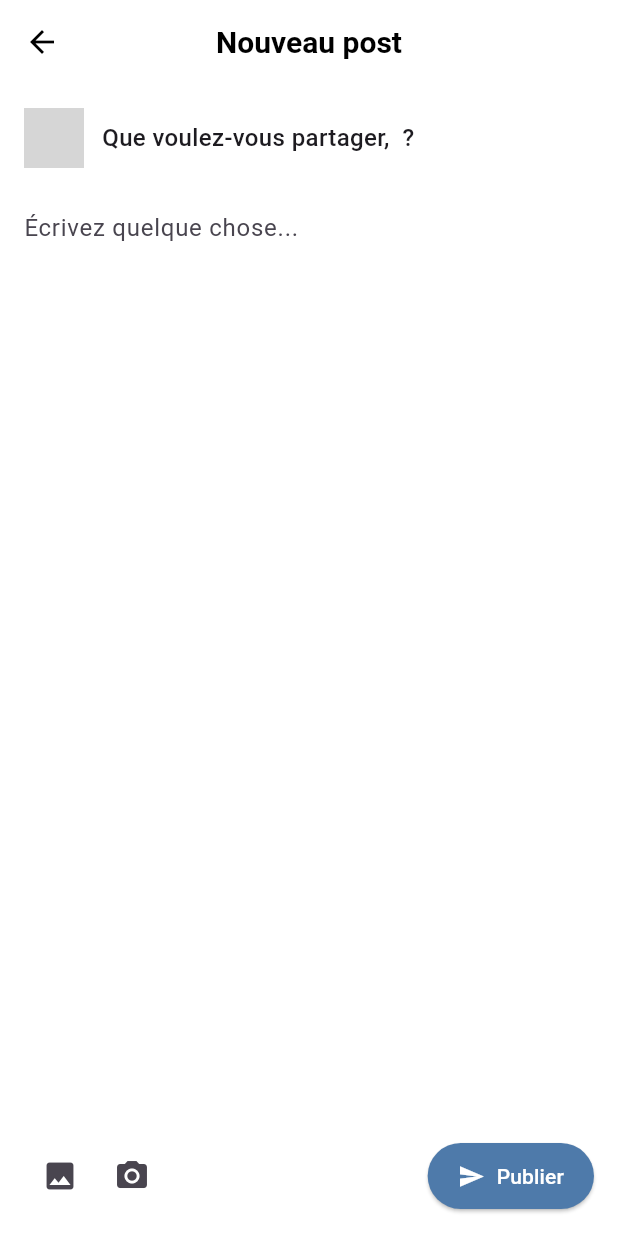
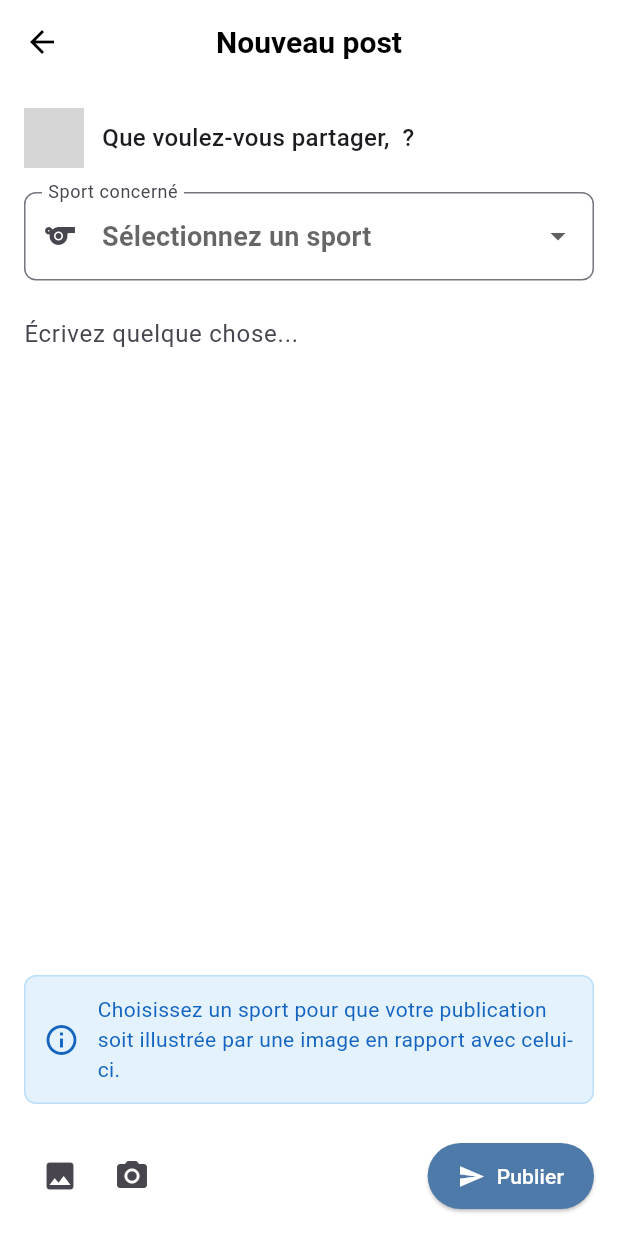
Before and after one commit to MartinBouvet/PPE, a Flutter app: the CreatePostScreen screen opened directly, on a phone screen of 412 x 824 dp. Run offline on Flutter 3.47's test engine with Material 3 defaults, Android fonts, the phone set to English and light mode, and no system bars; our stand-ins replace cached_network_image, flutter_dotenv, font_awesome_flutter, go_router, image_picker, shared_preferences and 2 more; accounts and stored records are empty; network calls fail; grey boxes are pictures that could not be loaded.

Commit message:
post termine

```diff
--- a/lib/repositories/post_repository.dart
+++ b/lib/repositories/post_repository.dart
@@ -92,7 +92,7 @@ class PostRepository {
   final _supabase = SupabaseConfig.client;
   static final _uuid = Uuid();
 
-  // Stockage local des posts pour les démonstrations
+  // Stockage local des posts pour les démonstrations avec des images sportives
   static final List<PostModel> _localPosts = [
     PostModel(
       id: '1',
@@ -100,7 +100,7 @@ class PostRepository {
       content:
           'Je recherche des partenaires pour jouer au tennis ce weekend au club du 15ème. Qui est partant ?',
       imageUrl:
-          'https://images.pexels.com/photos/5730758/pexels-photo-5730758.jpeg',
+          'https://images.pexels.com/photos/8224716/pexels-photo-8224716.jpeg?auto=compress&cs=tinysrgb&w=1260&h=750&dpr=1',
       createdAt: DateTime.now().subtract(const Duration(days: 2)),
       status: 'published',
     ),
@@ -110,7 +110,7 @@ class PostRepository {
       content:
           'Superbe session de course à pied ce matin ! 10km en 42 minutes, nouveau record personnel 🏃‍♂️',
       imageUrl:
-          'https://images.pexels.com/photos/5067188/pexels-photo-5067188.jpeg',
+          'https://images.pexels.com/photos/2526878/pexels-photo-2526878.jpeg?auto=compress&cs=tinysrgb&w=1260&h=750&dpr=1',
       createdAt: DateTime.now().subtract(const Duration(hours: 8)),
       status: 'published',
     ),
@@ -120,7 +120,7 @@ class PostRepository {
       content:
           'Cours de yoga en plein air demain à 10h au parc Montsouris. Places limitées, envoyez-moi un message si vous êtes intéressés.',
       imageUrl:
-          'https://images.pexels.com/photos/8436661/pexels-photo-8436661.jpeg',
+          'https://images.pexels.com/photos/4056723/pexels-photo-4056723.jpeg?auto=compress&cs=tinysrgb&w=1260&h=750&dpr=1',
       createdAt: DateTime.now().subtract(const Duration(hours: 2)),
       status: 'published',
     ),
@@ -164,6 +164,101 @@ class PostRepository {
       ),
     ],
   };
+
+  // Images par sport pour les posts
+  final Map<String, List<String>> _sportImages = {
+    'tennis': [
+      'https://images.pexels.com/photos/8224716/pexels-photo-8224716.jpeg?auto=compress&cs=tinysrgb&w=1260&h=750&dpr=1',
+      'https://images.pexels.com/photos/2304369/pexels-photo-2304369.jpeg?auto=compress&cs=tinysrgb&w=1260&h=750&dpr=1',
+      'https://images.pexels.com/photos/8985506/pexels-photo-8985506.jpeg?auto=compress&cs=tinysrgb&w=1260&h=750&dpr=1',
+    ],
+    'running': [
+      'https://images.pexels.com/photos/2526878/pexels-photo-2526878.jpeg?auto=compress&cs=tinysrgb&w=1260&h=750&dpr=1',
+      'https://images.pexels.com/photos/7188638/pexels-photo-7188638.jpeg?auto=compress&cs=tinysrgb&w=1260&h=750&dpr=1',
+      'https://images.pexels.com/photos/6552557/pexels-photo-6552557.jpeg?auto=compress&cs=tinysrgb&w=1260&h=750&dpr=1',
+    ],
+    'yoga': [
+      'https://images.pexels.com/photos/4056723/pexels-photo-4056723.jpeg?auto=compress&cs=tinysrgb&w=1260&h=750&dpr=1',
+      'https://images.pexels.com/photos/3823039/pexels-photo-3823039.jpeg?auto=compress&cs=tinysrgb&w=1260&h=750&dpr=1',
+      'https://images.pexels.com/photos/775417/pexels-photo-775417.jpeg?auto=compress&cs=tinysrgb&w=1260&h=750&dpr=1',
+    ],
+    'basketball': [
+      'https://images.pexels.com/photos/1080882/pexels-photo-1080882.jpeg?auto=compress&cs=tinysrgb&w=1260&h=750&dpr=1',
+      'https://images.pexels.com/photos/2820902/pexels-photo-2820902.jpeg?auto=compress&cs=tinysrgb&w=1260&h=750&dpr=1',
+      'https://images.pexels.com/photos/2362255/pexels-photo-2362255.jpeg?auto=compress&cs=tinysrgb&w=1260&h=750&dpr=1',
+    ],
+    'football': [
+      'https://images.pexels.com/photos/3148452/pexels-photo-3148452.jpeg?auto=compress&cs=tinysrgb&w=1260&h=750&dpr=1',
+      'https://images.pexels.com/photos/918798/pexels-photo-918798.jpeg?auto=compress&cs=tinysrgb&w=1260&h=750&dpr=1',
+      'https://images.pexels.com/photos/47730/the-ball-stadion-football-the-pitch-47730.jpeg?auto=compress&cs=tinysrgb&w=1260&h=750&dpr=1',
+    ],
+    'swimming': [
+      'https://images.pexels.com/photos/260598/pexels-photo-260598.jpeg?auto=compress&cs=tinysrgb&w=1260&h=750&dpr=1',
+      'https://images.pexels.com/photos/61225/pexels-photo-61225.jpeg?auto=compress&cs=tinysrgb&w=1260&h=750&dpr=1',
+      'https://images.pexels.com/photos/73760/swimming-swimmer-female-race-73760.jpeg?auto=compress&cs=tinysrgb&w=1260&h=750&dpr=1',
+    ],
+    'boxing': [
+      'https://images.pexels.com/photos/4804077/pexels-photo-4804077.jpeg?auto=compress&cs=tinysrgb&w=1260&h=750&dpr=1',
+      'https://images.pexels.com/photos/9568970/pexels-photo-9568970.jpeg?auto=compress&cs=tinysrgb&w=1260&h=750&dpr=1',
+      'https://images.pexels.com/photos/4761779/pexels-photo-4761779.jpeg?auto=compress&cs=tinysrgb&w=1260&h=750&dpr=1',
+    ],
+    'fitness': [
+      'https://images.pexels.com/photos/1552242/pexels-photo-1552242.jpeg?auto=compress&cs=tinysrgb&w=1260&h=750&dpr=1',
+      'https://images.pexels.com/photos/38630/bodybuilder-weight-training-stress-38630.jpeg?auto=compress&cs=tinysrgb&w=1260&h=750&dpr=1',
+      'https://images.pexels.com/photos/2468339/pexels-photo-2468339.jpeg?auto=compress&cs=tinysrgb&w=1260&h=750&dpr=1',
+    ],
+    'climbing': [
+      'https://images.pexels.com/photos/8329499/pexels-photo-8329499.jpeg?auto=compress&cs=tinysrgb&w=1260&h=750&dpr=1',
+      'https://images.pexels.com/photos/7291709/pexels-photo-7291709.jpeg?auto=compress&cs=tinysrgb&w=1260&h=750&dpr=1',
+      'https://images.pexels.com/photos/1822458/pexels-photo-1822458.jpeg?auto=compress&cs=tinysrgb&w=1260&h=750&dpr=1',
+    ],
+    'cycling': [
+      'https://images.pexels.com/photos/5077067/pexels-photo-5077067.jpeg?auto=compress&cs=tinysrgb&w=1260&h=750&dpr=1',
+      'https://images.pexels.com/photos/5462562/pexels-photo-5462562.jpeg?auto=compress&cs=tinysrgb&w=1260&h=750&dpr=1',
+      'https://images.pexels.com/photos/163491/bike-mountain-mountain-biking-trail-163491.jpeg?auto=compress&cs=tinysrgb&w=1260&h=750&dpr=1',
+    ],
+    'default': [
+      'https://images.pexels.com/photos/3621104/pexels-photo-3621104.jpeg?auto=compress&cs=tinysrgb&w=1260&h=750&dpr=1',
+      'https://images.pexels.com/photos/3927385/pexels-photo-3927385.jpeg?auto=compress&cs=tinysrgb&w=1260&h=750&dpr=1',
+      'https://images.pexels.com/photos/260409/pexels-photo-260409.jpeg?auto=compress&cs=tinysrgb&w=1260&h=750&dpr=1',
+    ],
+  };
+
+  String _getRandomSportImage(String? sportKeyword) {
+    String sportType = 'default';
+
+    if (sportKeyword != null) {
+      final sportText = sportKeyword.toLowerCase();
+
+      if (sportText.contains('tennis')) {
+        sportType = 'tennis';
+      } else if (sportText.contains('basket') || sportText.contains('ball')) {
+        sportType = 'basketball';
+      } else if (sportText.contains('foot') || sportText.contains('soccer')) {
+        sportType = 'football';
+      } else if (sportText.contains('run') || sportText.contains('cours')) {
+        sportType = 'running';
+      } else if (sportText.contains('yoga')) {
+        sportType = 'yoga';
+      } else if (sportText.contains('box') || sportText.contains('ring')) {
+        sportType = 'boxing';
+      } else if (sportText.contains('climb') ||
+          sportText.contains('escalade')) {
+        sportType = 'climbing';
+      } else if (sportText.contains('swim') || sportText.contains('nage')) {
+        sportType = 'swimming';
+      } else if (sportText.contains('fitness') || sportText.contains('gym')) {
+        sportType = 'fitness';
+      } else if (sportText.contains('velo') ||
+          sportText.contains('cycling') ||
+          sportText.contains('bike')) {
+        sportType = 'cycling';
+      }
+    }
+
+    final sportImagesList = _sportImages[sportType] ?? _sportImages['default']!;
+    return sportImagesList[DateTime.now().microsecond % sportImagesList.length];
+  }
 
   Future<List<PostModel>> getPosts({
     String? userId,
@@ -254,13 +349,16 @@ class PostRepository {
         debugPrint('Erreur Supabase, création en local: $e');
       }
 
+      // Sélectionner une image en rapport avec le contenu sportif
+      final sportImage = _getRandomSportImage(content);
+
       // Créer le post localement
       final now = DateTime.now();
       final newPost = PostModel(
         id: _uuid.v4(),
         userId: userId,
         content: content,
-        imageUrl: imageUrl,
+        imageUrl: sportImage,
         createdAt: now,
         status: 'published',
       );
@@ -273,12 +371,13 @@ class PostRepository {
 
       // Même en cas d'erreur, créer un post local pour la démo
       try {
+        final sportImage = _getRandomSportImage(content);
         final now = DateTime.now();
         final newPost = PostModel(
           id: _uuid.v4(),
           userId: userId,
           content: content,
-          imageUrl: imageUrl,
+          imageUrl: sportImage,
           createdAt: now,
           status: 'published',
         );
@@ -322,11 +421,19 @@ class PostRepository {
           .indexWhere((post) => post.id == postId && post.userId == userId);
       if (index != -1) {
         final oldPost = _localPosts[index];
+
+        // Si le contenu est modifié et qu'il n'y a pas d'image spécifiée,
+        // on peut choisir une nouvelle image en rapport avec le contenu
+        String? newImageUrl = imageUrl;
+        if (content != null && imageUrl == null) {
+          newImageUrl = _getRandomSportImage(content);
+        }
+
         _localPosts[index] = PostModel(
           id: oldPost.id,
           userId: oldPost.userId,
           content: content ?? oldPost.content,
-          imageUrl: imageUrl ?? oldPost.imageUrl,
+          imageUrl: newImageUrl ?? oldPost.imageUrl,
           createdAt: oldPost.createdAt,
           status: oldPost.status,
         );
--- a/lib/views/social/create_post_screen.dart
+++ b/lib/views/social/create_post_screen.dart
@@ -23,76 +23,26 @@ class _CreatePostScreenState extends State<CreatePostScreen> {
   bool _isLoading = true;
   bool _isSaving = false;
   String? _errorMessage;
+  String? _selectedSport;
+
+  final List<String> _sportOptions = [
+    'Tennis',
+    'Basketball',
+    'Football',
+    'Running',
+    'Yoga',
+    'Natation',
+    'Fitness',
+    'Escalade',
+    'Cyclisme',
+    'Boxe',
+    'Autre'
+  ];
 
   @override
   void initState() {
     super.initState();
     _loadData();
-  }
-
-  @override
-  void dispose() {
-    _contentController.dispose();
-    super.dispose();
-  }
-
-  Future<void> _loadData() async {
-    setState(() {
-      _isLoading = true;
-      _errorMessage = null;
-    });
-
-    try {
-      final user = await _authRepository.getCurrentUser();
-
-      if (user != null) {
-        setState(() {
-          _currentUser = user;
-          _isLoading = false;
-        });
-      } else {
-        if (mounted) {
-          ScaffoldMessenger.of(context).showSnackBar(
-            const SnackBar(
-                content: Text('Vous devez être connecté pour créer un post')),
-          );
-          Navigator.pop(context);
-        }
-      }
-    } catch (e) {
-      if (mounted) {
-        setState(() {
-          _errorMessage = 'Erreur: ${e.toString()}';
-          _isLoading = false;
-        });
-      }
-    }
-  }
-
-  Future<void> _pickImage() async {
-    try {
-      final picker = ImagePicker();
-      final pickedFile = await picker.pickImage(
-        source: ImageSource.gallery,
-        maxWidth: 1200,
-        maxHeight: 1200,
-        imageQuality: 80,
-      );
-
-      if (pickedFile == null) return;
-
-      setState(() {
-        _selectedImage = File(pickedFile.path);
-      });
-    } catch (e) {
-      if (mounted) {
-        ScaffoldMessenger.of(context).showSnackBar(
-          SnackBar(
-              content: Text(
-                  'Erreur lors de la sélection de l\'image: ${e.toString()}')),
-        );
-      }
-    }
   }
 
   Future<void> _submitPost() async {
@@ -113,33 +63,28 @@ class _CreatePostScreenState extends State<CreatePostScreen> {
     try {
       String? imageUrl;
       if (_selectedImage != null) {
-        // En mode démonstration, utiliser une image aléatoire de Pexels
-        // au lieu d'essayer de télécharger l'image réelle
-        final List<String> demoImages = [
-          'https://images.pexels.com/photos/1080882/pexels-photo-1080882.jpeg',
-          'https://images.pexels.com/photos/6551144/pexels-photo-6551144.jpeg',
-          'https://images.pexels.com/photos/2468339/pexels-photo-2468339.jpeg',
-          'https://images.pexels.com/photos/2827400/pexels-photo-2827400.jpeg',
-          'https://images.pexels.com/photos/13922643/pexels-photo-13922643.jpeg',
-        ];
-
-        // Sélectionner une image aléatoire de la liste
-        imageUrl = demoImages[DateTime.now().microsecond % demoImages.length];
-
-        debugPrint('Image factice utilisée: $imageUrl');
+        // En mode démonstration, l'image sera gérée par le repository qui choisira
+        // une image sportive appropriée basée sur le contenu et le sport sélectionné
+        imageUrl = null; // Le repository s'en charge
       }
 
-      // Créer le post avec le contenu et l'URL de l'image
-      final content = _contentController.text.trim().isNotEmpty
-          ? _contentController.text.trim()
-          : null;
+      // Ajouter le sport sélectionné au contenu du post pour permettre au repository
+      // de choisir une image appropriée
+      String content = _contentController.text.trim();
+      if (_selectedSport != null && _selectedSport != 'Autre') {
+        if (content.isNotEmpty) {
+          content += "\n\n#$_selectedSport";
+        } else {
+          content = "#$_selectedSport";
+        }
+      }
 
       debugPrint(
-          'Création du post: userId=${_currentUser!.id}, content=$content, imageUrl=$imageUrl');
+          'Création du post: userId=${_currentUser!.id}, content=$content');
 
       final post = await _postRepository.createPost(
         userId: _currentUser!.id,
-        content: content,
+        content: content.isEmpty ? null : content,
         imageUrl: imageUrl,
       );
 
@@ -254,6 +199,35 @@ class _CreatePostScreenState extends State<CreatePostScreen> {
               ),
             ),
 
+            // Sélecteur de sport
+            Padding(
+              padding: const EdgeInsets.symmetric(horizontal: 16.0),
+              child: DropdownButtonFormField<String>(
+                decoration: InputDecoration(
+                  labelText: 'Sport concerné',
+                  border: OutlineInputBorder(
+                    borderRadius: BorderRadius.circular(8),
+                  ),
+                  prefixIcon: const Icon(Icons.sports),
+                ),
+                value: _selectedSport,
+                hint: const Text('Sélectionnez un sport'),
+                items: _sportOptions.map((String sport) {
+                  return DropdownMenuItem<String>(
+                    value: sport,
+                    child: Text(sport),
+                  );
+                }).toList(),
+                onChanged: (String? value) {
+                  setState(() {
+                    _selectedSport = value;
+                  });
+                },
+              ),
+            ),
+
+            const SizedBox(height: 12),
+
             // Zone de texte
             Expanded(
               child: Padding(
@@ -311,6 +285,34 @@ class _CreatePostScreenState extends State<CreatePostScreen> {
                 ],
               ),
 
+            // Information sur les photos
+            if (_selectedImage == null)
+              Padding(
+                padding:
+                    const EdgeInsets.symmetric(horizontal: 16.0, vertical: 8.0),
+                child: Container(
+                  padding: const EdgeInsets.all(12),
+                  decoration: BoxDecoration(
+                    color: Colors.blue.shade50,
+                    borderRadius: BorderRadius.circular(8),
+                    border: Border.all(color: Colors.blue.shade100),
+                  ),
+                  child: Row(
+                    children: [
+                      Icon(Icons.info_outline, color: Colors.blue.shade800),
+                      const SizedBox(width: 12),
+                      Expanded(
+                        child: Text(
+                          "Choisissez un sport pour que votre publication soit illustrée par une image en rapport avec celui-ci.",
+                          style: TextStyle(
+                              color: Colors.blue.shade800, fontSize: 14),
+                        ),
+                      ),
+                    ],
+                  ),
+                ),
+              ),
+
             // Barre d'actions
             Padding(
               padding: const EdgeInsets.all(16),
@@ -357,4 +359,69 @@ class _CreatePostScreenState extends State<CreatePostScreen> {
       ),
     );
   }
+
+  @override
+  void dispose() {
+    _contentController.dispose();
+    super.dispose();
+  }
+
+  Future<void> _loadData() async {
+    setState(() {
+      _isLoading = true;
+      _errorMessage = null;
+    });
+
+    try {
+      final user = await _authRepository.getCurrentUser();
+
+      if (user != null) {
+        setState(() {
+          _currentUser = user;
+          _isLoading = false;
+        });
+      } else {
+        if (mounted) {
+          ScaffoldMessenger.of(context).showSnackBar(
+            const SnackBar(
+                content: Text('Vous devez être connecté pour créer un post')),
+          );
+          Navigator.pop(context);
+        }
+      }
+    } catch (e) {
+      if (mounted) {
+        setState(() {
+          _errorMessage = 'Erreur: ${e.toString()}';
+          _isLoading = false;
+        });
+      }
+    }
+  }
+
+  Future<void> _pickImage() async {
+    try {
+      final picker = ImagePicker();
+      final pickedFile = await picker.pickImage(
+        source: ImageSource.gallery,
+        maxWidth: 1200,
+        maxHeight: 1200,
+        imageQuality: 80,
+      );
+
+      if (pickedFile == null) return;
+
+      setState(() {
+        _selectedImage = File(pickedFile.path);
+      });
+    } catch (e) {
+      if (mounted) {
+        ScaffoldMessenger.of(context).showSnackBar(
+          SnackBar(
+              content: Text(
+                  'Erreur lors de la sélection de l\'image: ${e.toString()}')),
+        );
+      }
+    }
+  }
 }
```
